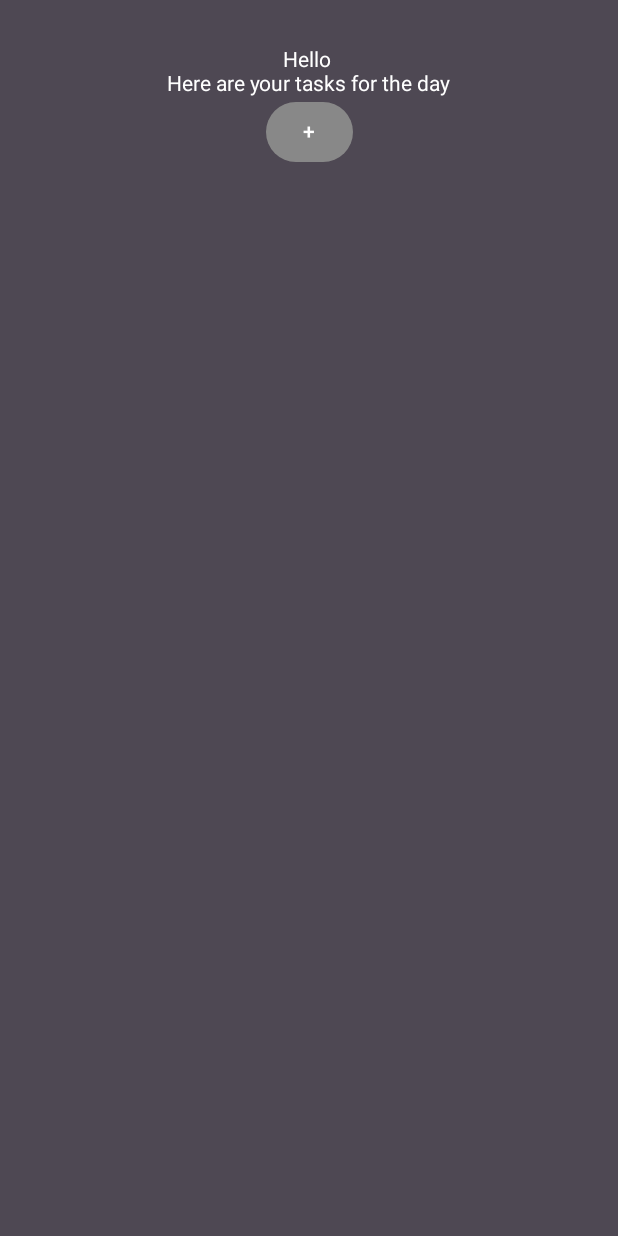
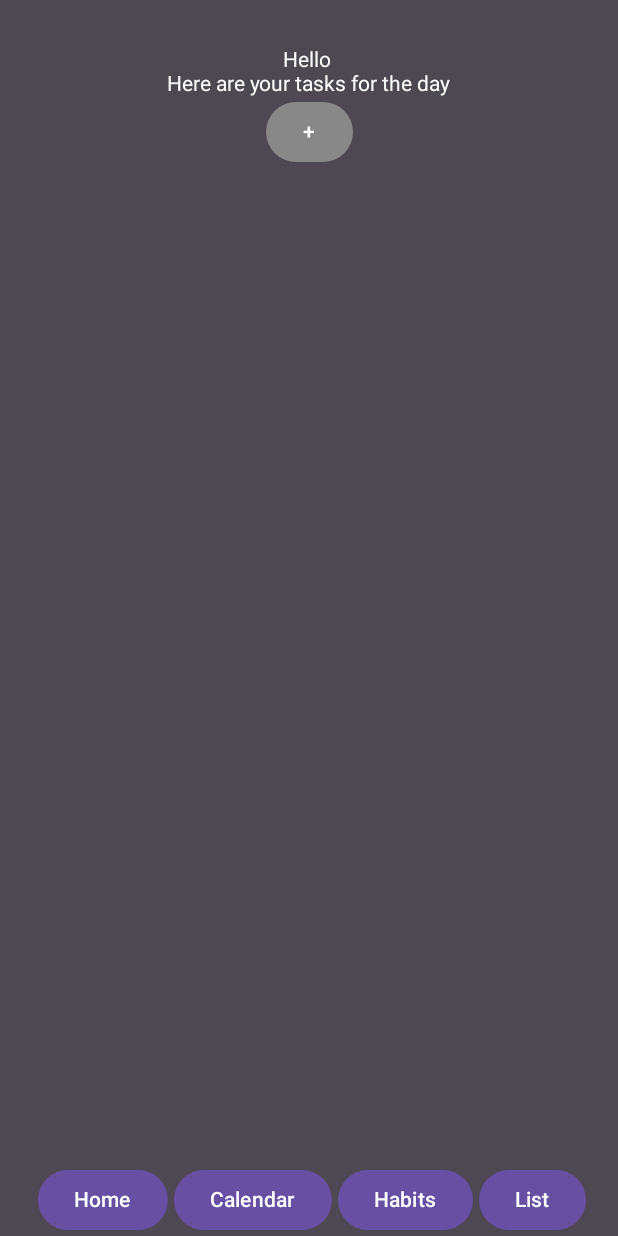
Before and after one commit to AndreascmBuch/Strume, an Android app built with Jetpack Compose: the screen it shows after launch (MainActivity), after a tap on "Continue", on a phone screen of 412 x 824 dp. Run offline under Robolectric (Android 15) with nearby library versions, the phone set to English and light mode, and no system bars.

Commit message:
Change to homescreen

```diff
--- a/app/src/main/java/com/example/myapplication/Homescreen.kt
+++ b/app/src/main/java/com/example/myapplication/Homescreen.kt
@@ -103,5 +103,36 @@ fun HomeScreen(username: String, navController: NavController) {
                 }
             )
         }
+        Column(
+            modifier = Modifier
+                .fillMaxSize()
+                .background(color = Color(0xFF4E4853))
+                .padding(start = 5.dp, end = 5.dp, top = 50.dp),
+            horizontalAlignment = Alignment.CenterHorizontally,
+            verticalArrangement = Arrangement.Bottom
+        ) {
+            Row(
+                modifier = Modifier.fillMaxWidth(),
+                horizontalArrangement = Arrangement.Center,
+                verticalAlignment = Alignment.CenterVertically
+            ) {
+                Spacer(modifier = Modifier.width(4.dp))
+                Button(onClick = {}) {
+                    Text(text = "Home")
+                }
+                Spacer(modifier = Modifier.width(4.dp))
+                Button(onClick = { }) {
+                    Text(text = "Calendar")
+                }
+                Spacer(modifier = Modifier.width(4.dp))
+                Button(onClick = {navController.navigate("Habits")}) {
+                    Text(text = "Habits")
+                }
+                Spacer(modifier = Modifier.width(4.dp))
+                Button(onClick = {}) {
+                    Text(text = "List")
+                }
+            }
+        }
     }
 }
```
